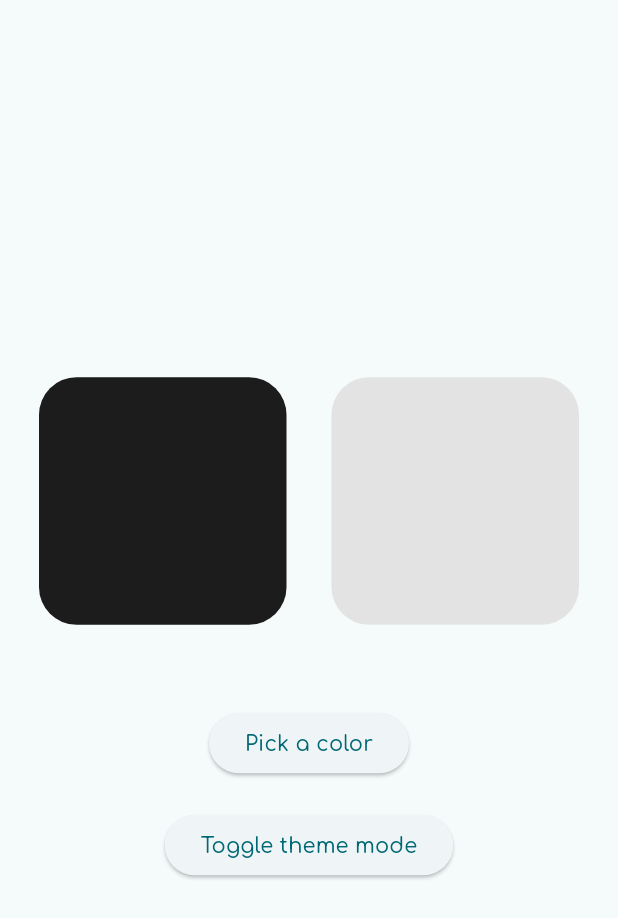
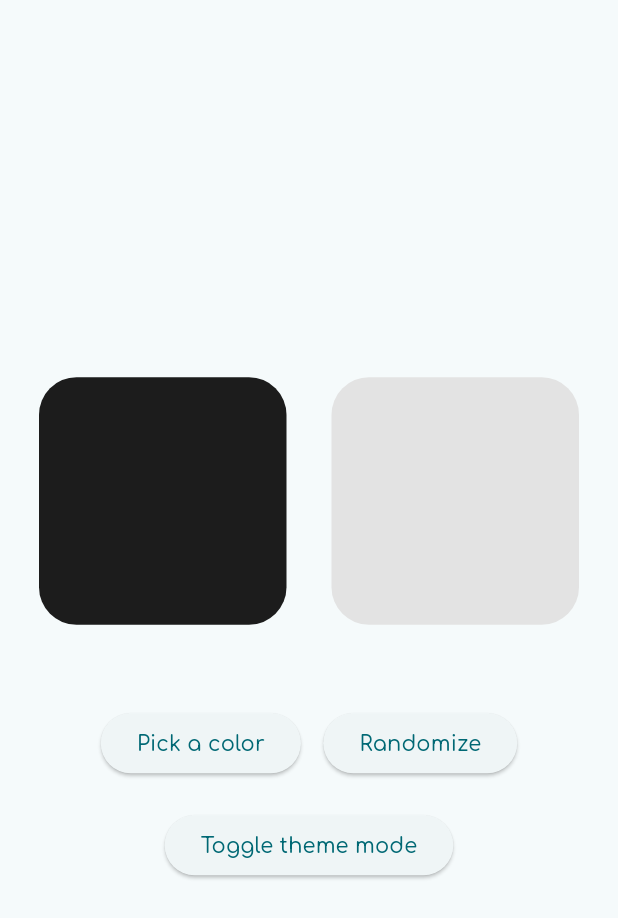
Before and after one commit to lsdarhk/unnamed_color_picker, a Flutter app: the screen it shows after launch, on a phone screen of 412 x 824 dp. Shown: the top 918 px of the screen. Run offline on Flutter 3.47's test engine with Material 3 defaults, Android fonts, the phone set to English and light mode, and no system bars; our stand-ins replace google_fonts.

Commit message:
began working on randomize button

```diff
--- a/lib/components/palette_containers.dart
+++ b/lib/components/palette_containers.dart
@@ -1,12 +1,10 @@
 import 'package:flutter/material.dart';
 import 'package:flutter/foundation.dart';
-//import 'package:unnamed_color_picker/global_variables.dart';
 
 Widget paletteContainers(int r, int g, int b) {
   if(kDebugMode){
     print('paletteContainers rebuilding');
   }
-  //GlobalVariables gv = GlobalVariables();
   r = r.clamp(0, 255);
   g = g.clamp(0, 255);
   b = b.clamp(0, 255);
--- a/lib/pages/homepage.dart
+++ b/lib/pages/homepage.dart
@@ -1,3 +1,4 @@
+import 'dart:math';
 import 'package:flutter/material.dart';
 import 'package:provider/provider.dart';
 import 'package:unnamed_color_picker/components/palette_containers.dart';
@@ -17,17 +18,23 @@ class _HomepageState extends State<Homepage> {
   Widget build(BuildContext context) {
     final themeProvider = Provider.of<ThemeProvider>(context);
     //ColorScheme colorScheme = Theme.of(context).colorScheme;
+    int red = gv.r;
+    int green = gv.g;
+    int blue = gv.b;
     return Scaffold(
       body: Column(
         mainAxisAlignment: MainAxisAlignment.center,
         children: <Widget>[
-          paletteContainers(gv.r, gv.g, gv.b),
+          paletteContainers(red, green, blue),
           const SizedBox(
             height: 20,
           ),
           const SizedBox(
             height: 20,
           ),
+          Row(
+            mainAxisAlignment: MainAxisAlignment.center,
+            children: <Widget>[
               ElevatedButton(
                 onPressed: () => showDialog(
                   context: context,
@@ -46,6 +53,17 @@ class _HomepageState extends State<Homepage> {
                 ),
                 child: const Text('Pick a color'),
               ),
+              const SizedBox(width: 15,),
+              ElevatedButton(
+                onPressed: () => setState(() {
+                  red = Random().nextInt(256);
+                  green = Random().nextInt(256);
+                  blue = Random().nextInt(256);
+                }),
+                child: const Text('Randomize',),
+              ),
+            ],
+          ),
           const SizedBox(
             height: 20,
           ),
```
Lines whose indentation alone changed are shown as unchanged.
